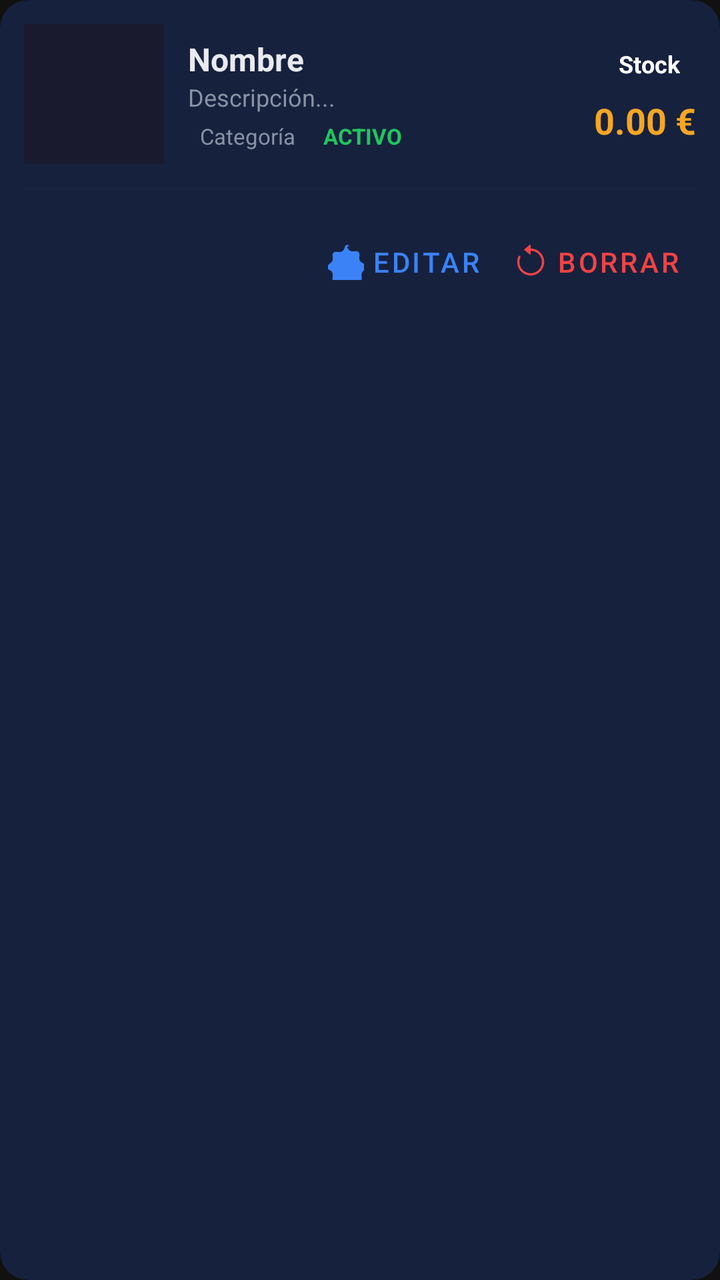
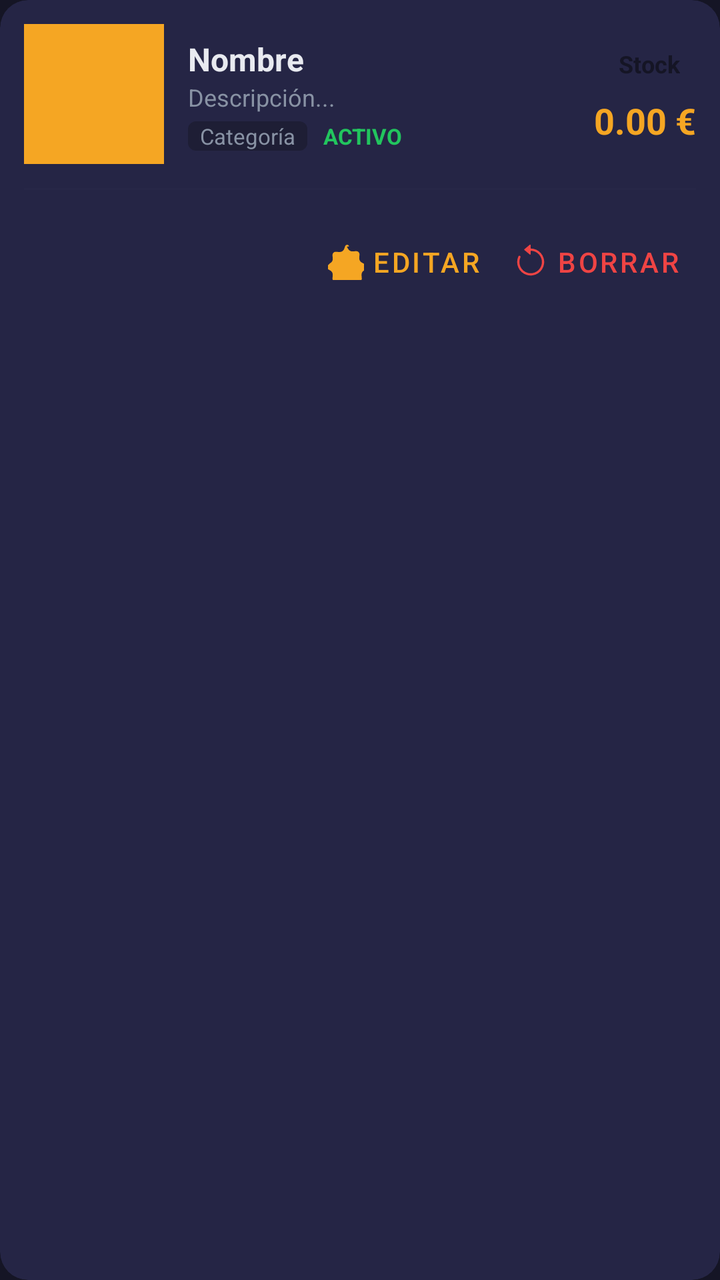

An Android layout rendered at two revisions. The XML below is the earlier revision; the diff shows what the commit changed to produce the second picture.
<!-- AndroidManifest.xml: application theme Theme.Electrobazar -->
<!-- res/layout/item_admin_product_list.xml -->
<?xml version="1.0" encoding="utf-8"?>
<androidx.cardview.widget.CardView xmlns:android="http://schemas.android.com/apk/res/android"
    xmlns:app="http://schemas.android.com/apk/res-auto"
    android:layout_width="match_parent"
    android:layout_height="wrap_content"
    android:layout_marginBottom="12dp"
    app:cardBackgroundColor="@color/secondary"
    app:cardCornerRadius="14dp"
    app:cardElevation="0dp">

    <LinearLayout
        android:layout_width="match_parent"
        android:layout_height="wrap_content"
        android:orientation="vertical"
        android:padding="12dp">

        <LinearLayout
            android:layout_width="match_parent"
            android:layout_height="wrap_content"
            android:gravity="center_vertical"
            android:orientation="horizontal">

            <ImageView
                android:id="@+id/ivProduct"
                android:layout_width="70dp"
                android:layout_height="70dp"
                android:scaleType="centerCrop"
                android:background="@color/primary" />

            <LinearLayout
                android:layout_width="0dp"
                android:layout_height="wrap_content"
                android:layout_weight="1"
                android:layout_marginStart="12dp"
                android:orientation="vertical">

                <TextView
                    android:id="@+id/tvName"
                    android:layout_width="match_parent"
                    android:layout_height="wrap_content"
                    android:text="Nombre"
                    android:textColor="@color/text_main"
                    android:textSize="16sp"
                    android:textStyle="bold" />

                <TextView
                    android:id="@+id/tvDescription"
                    android:layout_width="match_parent"
                    android:layout_height="wrap_content"
                    android:maxLines="2"
                    android:ellipsize="end"
                    android:text="Descripción..."
                    android:textColor="@color/text_muted"
                    android:textSize="12sp" />

                <LinearLayout
                    android:layout_width="wrap_content"
                    android:layout_height="wrap_content"
                    android:layout_marginTop="4dp"
                    android:orientation="horizontal">

                    <TextView
                        android:id="@+id/tvCategory"
                        android:layout_width="wrap_content"
                        android:layout_height="wrap_content"
                        android:text="Categoría"
                        android:textColor="@color/text_muted"
                        android:textSize="11sp"
                        android:background="@drawable/bg_category_badge"
                        android:paddingHorizontal="6dp" />

                    <TextView
                        android:id="@+id/tvActiveStatus"
                        android:layout_width="wrap_content"
                        android:layout_height="wrap_content"
                        android:layout_marginStart="8dp"
                        android:text="ACTIVO"
                        android:textColor="@color/success"
                        android:textSize="11sp"
                        android:textStyle="bold" />
                </LinearLayout>
            </LinearLayout>

            <LinearLayout
                android:layout_width="wrap_content"
                android:layout_height="wrap_content"
                android:gravity="end"
                android:orientation="vertical">

                <TextView
                    android:id="@+id/tvStock"
                    android:layout_width="wrap_content"
                    android:layout_height="wrap_content"
                    android:background="@drawable/bg_stock_badge"
                    android:paddingHorizontal="8dp"
                    android:paddingVertical="2dp"
                    android:text="Stock"
                    android:textColor="@color/white"
                    android:textSize="12sp"
                    android:textStyle="bold" />

                <TextView
                    android:id="@+id/tvPrice"
                    android:layout_width="wrap_content"
                    android:layout_height="wrap_content"
                    android:layout_marginTop="6dp"
                    android:text="0.00 €"
                    android:textColor="@color/accent"
                    android:textSize="18sp"
                    android:textStyle="bold" />
            </LinearLayout>
        </LinearLayout>

        <View
            android:layout_width="match_parent"
            android:layout_height="1dp"
            android:layout_marginVertical="12dp"
            android:background="@color/border"
            android:alpha="0.3" />

        <LinearLayout
            android:layout_width="match_parent"
            android:layout_height="wrap_content"
            android:gravity="end"
            android:orientation="horizontal">

            <com.google.android.material.button.MaterialButton
                android:id="@+id/btnEdit"
                style="@style/Widget.MaterialComponents.Button.TextButton"
                android:layout_width="wrap_content"
                android:layout_height="wrap_content"
                android:text="Editar"
                android:textColor="@color/info"
                app:icon="@drawable/ic_settings"
                app:iconTint="@color/info" />

            <com.google.android.material.button.MaterialButton
                android:id="@+id/btnDelete"
                style="@style/Widget.MaterialComponents.Button.TextButton"
                android:layout_width="wrap_content"
                android:layout_height="wrap_content"
                android:text="Borrar"
                android:textColor="@color/danger"
                app:icon="@drawable/ic_return"
                app:iconTint="@color/danger" />
        </LinearLayout>
    </LinearLayout>
</androidx.cardview.widget.CardView>
<!-- resources referenced by this layout -->
<resources>
  <color name="accent">#f5a623</color>
  <color name="border">#1e2d45</color>
  <color name="danger">#ef4444</color>
  <color name="info">#3b82f6</color>
  <color name="primary">#1a1a2e</color>
  <color name="secondary">#16213e</color>
  <color name="success">#22c55e</color>
  <color name="text_main">#e8eaf0</color>
  <color name="text_muted">#8892a4</color>
  <color name="white">#FFFFFF</color>
  <!-- drawable bg_category_badge (drawable) -->
  <?xml version="1.0" encoding="utf-8"?>
  <shape xmlns:android="http://schemas.android.com/apk/res/android">
      <solid android:color="@color/primary_variant" />
      <corners android:radius="4dp" />
  </shape>
  <!-- drawable bg_stock_badge (drawable) -->
  <?xml version="1.0" encoding="utf-8"?>
  <shape xmlns:android="http://schemas.android.com/apk/res/android">
      <corners android:radius="6dp" />
      <padding android:left="8dp" android:right="8dp" android:top="2dp" android:bottom="2dp" />
  </shape>
  <!-- drawable ic_return (drawable) -->
  <vector xmlns:android="http://schemas.android.com/apk/res/android"
      android:width="24dp"
      android:height="24dp"
      android:viewportWidth="16"
      android:viewportHeight="16">
      <path
          android:fillColor="#FFFFFF"
          android:pathData="M8,3a5,5 0 1,1 -4.546,2.914.5.5 0 0,0 -0.908,-0.417A6,6 0 1,0 8,2v1z" />
      <path
          android:fillColor="#FFFFFF"
          android:pathData="M8,4.466V0.534a0.25,0.25 0 0,0 -0.41,-0.192L5.23,2.308a0.25,0.25 0 0,0 0,0.384l2.36,1.966a0.25,0.25 0 0,0 0.41,-0.192z" />
  </vector>
  <style name="Theme.Electrobazar" parent="Base.Theme.Electrobazar" />
  <color name="primary_variant">#16213e</color>
  <style name="Base.Theme.Electrobazar" parent="Theme.Material3.DayNight.NoActionBar">
          <item name="colorPrimary">@color/primary</item>
          <item name="colorSecondary">@color/secondary</item>
          <item name="android:windowBackground">@color/background</item>
          <item name="android:textColorPrimary">@color/text_main</item>
          <item name="colorError">@color/danger</item>
      </style>
  <color name="background">#111111</color>
  <!-- unchanged entries left out for length: 1 -->
</resources>

<!-- the commit's change to res/layout/item_admin_product_list.xml (unified diff, before → after) -->
@@ -4,7 +4,7 @@
     android:layout_width="match_parent"
     android:layout_height="wrap_content"
     android:layout_marginBottom="12dp"
-    app:cardBackgroundColor="@color/secondary"
+    app:cardBackgroundColor="?attr/colorSurface"
     app:cardCornerRadius="14dp"
     app:cardElevation="0dp">
 
@@ -25,7 +25,7 @@
                 android:layout_width="70dp"
                 android:layout_height="70dp"
                 android:scaleType="centerCrop"
-                android:background="@color/primary" />
+                android:background="?attr/colorPrimary" />
 
             <LinearLayout
                 android:layout_width="0dp"
@@ -39,7 +39,7 @@
                     android:layout_width="match_parent"
                     android:layout_height="wrap_content"
                     android:text="Nombre"
-                    android:textColor="@color/text_main"
+                    android:textColor="?attr/android:textColorPrimary"
                     android:textSize="16sp"
                     android:textStyle="bold" />
 
@@ -50,7 +50,7 @@
                     android:maxLines="2"
                     android:ellipsize="end"
                     android:text="Descripción..."
-                    android:textColor="@color/text_muted"
+                    android:textColor="?attr/android:textColorSecondary"
                     android:textSize="12sp" />
 
                 <LinearLayout
@@ -64,7 +64,7 @@
                         android:layout_width="wrap_content"
                         android:layout_height="wrap_content"
                         android:text="Categoría"
-                        android:textColor="@color/text_muted"
+                        android:textColor="?attr/android:textColorSecondary"
                         android:textSize="11sp"
                         android:background="@drawable/bg_category_badge"
                         android:paddingHorizontal="6dp" />
@@ -95,7 +95,7 @@
                     android:paddingHorizontal="8dp"
                     android:paddingVertical="2dp"
                     android:text="Stock"
-                    android:textColor="@color/white"
+                    android:textColor="?attr/android:windowBackground"
                     android:textSize="12sp"
                     android:textStyle="bold" />
 
@@ -105,7 +105,7 @@
                     android:layout_height="wrap_content"
                     android:layout_marginTop="6dp"
                     android:text="0.00 €"
-                    android:textColor="@color/accent"
+                    android:textColor="?attr/colorPrimary"
                     android:textSize="18sp"
                     android:textStyle="bold" />
             </LinearLayout>
@@ -115,7 +115,7 @@
             android:layout_width="match_parent"
             android:layout_height="1dp"
             android:layout_marginVertical="12dp"
-            android:background="@color/border"
+            android:background="?attr/colorOutline"
             android:alpha="0.3" />
 
         <LinearLayout
@@ -130,9 +130,9 @@
                 android:layout_width="wrap_content"
                 android:layout_height="wrap_content"
                 android:text="Editar"
-                android:textColor="@color/info"
+                android:textColor="?attr/colorPrimary"
                 app:icon="@drawable/ic_settings"
-                app:iconTint="@color/info" />
+                app:iconTint="?attr/colorPrimary" />
 
             <com.google.android.material.button.MaterialButton
                 android:id="@+id/btnDelete"
<!-- resource entries referenced after the edit -->
@@ -1,19 +1,18 @@
 <!-- resources referenced by this layout -->
 <resources>
   <color name="accent">#f5a623</color>
-  <color name="border">#1e2d45</color>
+  <color name="border">#2c2c4d</color>
   <color name="danger">#ef4444</color>
-  <color name="info">#3b82f6</color>
-  <color name="primary">#1a1a2e</color>
-  <color name="secondary">#16213e</color>
+  <color name="primary">#151525</color>
+  <color name="surface">#252545</color>
+  <color name="secondary">#1e1e35</color>
   <color name="success">#22c55e</color>
   <color name="text_main">#e8eaf0</color>
   <color name="text_muted">#8892a4</color>
-  <color name="white">#FFFFFF</color>
   <!-- drawable bg_category_badge (drawable) -->
   <?xml version="1.0" encoding="utf-8"?>
   <shape xmlns:android="http://schemas.android.com/apk/res/android">
-      <solid android:color="@color/primary_variant" />
+      <solid android:color="?attr/colorSurfaceVariant" />
       <corners android:radius="4dp" />
   </shape>
   <!-- drawable bg_stock_badge (drawable) -->
@@ -36,15 +35,32 @@
           android:pathData="M8,4.466V0.534a0.25,0.25 0 0,0 -0.41,-0.192L5.23,2.308a0.25,0.25 0 0,0 0,0.384l2.36,1.966a0.25,0.25 0 0,0 0.41,-0.192z" />
   </vector>
   <style name="Theme.Electrobazar" parent="Base.Theme.Electrobazar" />
-  <color name="primary_variant">#16213e</color>
   <style name="Base.Theme.Electrobazar" parent="Theme.Material3.DayNight.NoActionBar">
-          <item name="colorPrimary">@color/primary</item>
-          <item name="colorSecondary">@color/secondary</item>
-          <item name="android:windowBackground">@color/background</item>
+          
+          <item name="colorPrimary">@color/accent</item>
+          <item name="colorOnPrimary">@color/primary</item>
+          <item name="colorSecondary">@color/accent</item>
+          <item name="colorOnSecondary">@color/primary</item>
+          <item name="colorPrimaryContainer">@color/surface</item>
+          <item name="colorOnPrimaryContainer">@color/text_main</item>
+          
+          <item name="colorSurface">@color/surface</item>
+          <item name="colorOnSurface">@color/text_main</item>
+          <item name="colorSurfaceVariant">@color/secondary</item>
+          <item name="colorOnSurfaceVariant">@color/text_muted</item>
+          <item name="colorOutline">@color/border</item>
+          
+          <item name="android:windowBackground">@color/primary</item>
+          <item name="android:colorBackground">@color/primary</item>
           <item name="android:textColorPrimary">@color/text_main</item>
+          <item name="android:textColorSecondary">@color/text_muted</item>
+          <item name="android:textColorHint">@color/text_muted</item>
+          
+          <item name="android:statusBarColor">@color/primary</item>
+          <item name="android:navigationBarColor">@color/primary</item>
+          
           <item name="colorError">@color/danger</item>
       </style>
-  <color name="background">#111111</color>
   <!-- unchanged entries left out for length: 1 -->
 </resources>
 
